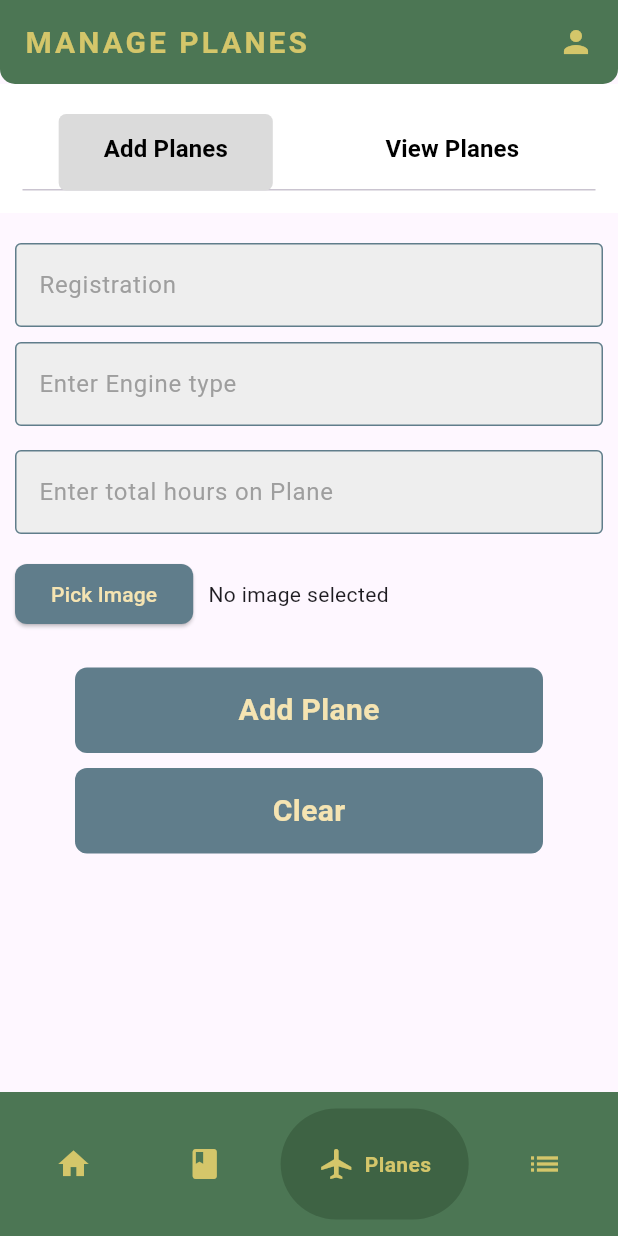
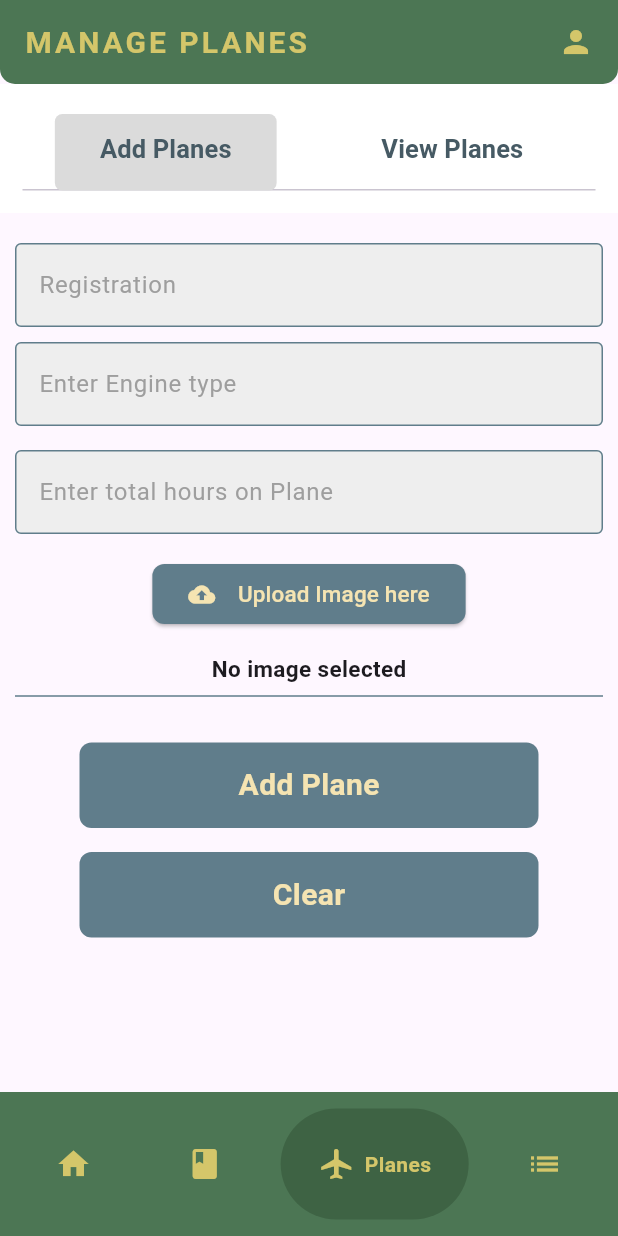
Before and after one commit to Juanro-Minne/SkyMemoApp, a Flutter app: the screen it shows once a user with an empty profile is signed in, item 3 of the bottom bar chosen, on a phone screen of 412 x 824 dp. Run offline on Flutter 3.47's test engine with Material 3 defaults, Android fonts, the phone set to English and light mode, and no system bars; drawn by our look-alikes of google_nav_bar; our stand-ins replace cloud_firestore, file_picker, firebase_auth, firebase_core, firebase_storage, google_sign_in and 2 more; accounts and stored records are empty.

Commit message:
styling improvements

```diff
--- a/flightlogbook_app/flight_logbook/lib/components/plane_logging_form.dart
+++ b/flightlogbook_app/flight_logbook/lib/components/plane_logging_form.dart
@@ -76,7 +76,9 @@ class _PlaneLoggingFormState extends State<PlaneLoggingForm> {
                   },
                 ),
                 const SizedBox(height: 16.0),
-                Row(
+                Center(
+                  child: Column(
+                    mainAxisAlignment: MainAxisAlignment.center,
                     children: [
                       ElevatedButton(
                         style: ElevatedButton.styleFrom(
@@ -84,7 +86,9 @@ class _PlaneLoggingFormState extends State<PlaneLoggingForm> {
                           foregroundColor:
                               const Color.fromARGB(255, 245, 228, 178),
                           shape: RoundedRectangleBorder(
-                              borderRadius: BorderRadius.circular(8))),
+                            borderRadius: BorderRadius.circular(8),
+                          ),
+                        ),
                         onPressed: () async {
                           final pickedFile = await ImagePicker()
                               .pickImage(source: ImageSource.gallery);
@@ -94,17 +98,32 @@ class _PlaneLoggingFormState extends State<PlaneLoggingForm> {
                             });
                           }
                         },
-                      child: const Text('Pick Image'),
+                        child: const Row(
+                          mainAxisSize: MainAxisSize.min,
+                          children: [
+                            Icon(Icons.cloud_upload),
+                            SizedBox(width: 15),
+                            Text('Upload Image here',
+                                style: TextStyle(fontSize: 15)),
+                          ],
                         ),
-                    const SizedBox(width: 10.0),
+                      ),
+                      const SizedBox(height: 15.0),
                       _imageFile != null
                           ? Text(_imageFile!.path)
-                        : const Text('No image selected'),
+                          : const Text('No image selected',
+                              style: TextStyle(
+                                  fontSize: 15, fontWeight: FontWeight.bold)),
                     ],
                   ),
-                const SizedBox(height: 20.0),
+                ),
+                const Divider(
+                  color: Colors.blueGrey,
+                  thickness: 1,
+                ),
+                const SizedBox(height: 15.0),
                 Padding(
-                  padding: const EdgeInsets.all(5),
+                  padding: const EdgeInsets.all(8),
                   child: MyButton(
                     onTap: () async {
                       if (_formKey.currentState!.validate()) {
@@ -126,7 +145,7 @@ class _PlaneLoggingFormState extends State<PlaneLoggingForm> {
                   ),
                 ),
                 Padding(
-                  padding: const EdgeInsets.all(5),
+                  padding: const EdgeInsets.all(8),
                   child: MyButton(
                     onTap: () {
                       _engineTypeController.clear();
--- a/flightlogbook_app/flight_logbook/lib/components/tab.dart
+++ b/flightlogbook_app/flight_logbook/lib/components/tab.dart
@@ -16,7 +16,8 @@ class TabCustom extends StatelessWidget {
         child: Text(
           text,
           style: const TextStyle(
-            fontSize: 16,
+            fontSize: 17,
+            color: Color.fromARGB(255, 70, 90, 100),
             fontWeight: FontWeight.bold,
           ),
         ),
```
Also changed, not shown: flightlogbook_app/flight_logbook/lib/components/flight_logging_form.dart (+33 -12 lines), flightlogbook_app/flight_logbook/lib/screens/log_flights_screen.dart (+36 -18 lines), flightlogbook_app/flight_logbook/lib/screens/planes_screen.dart (+20 -8 lines). Lines whose indentation alone changed are shown as unchanged.
